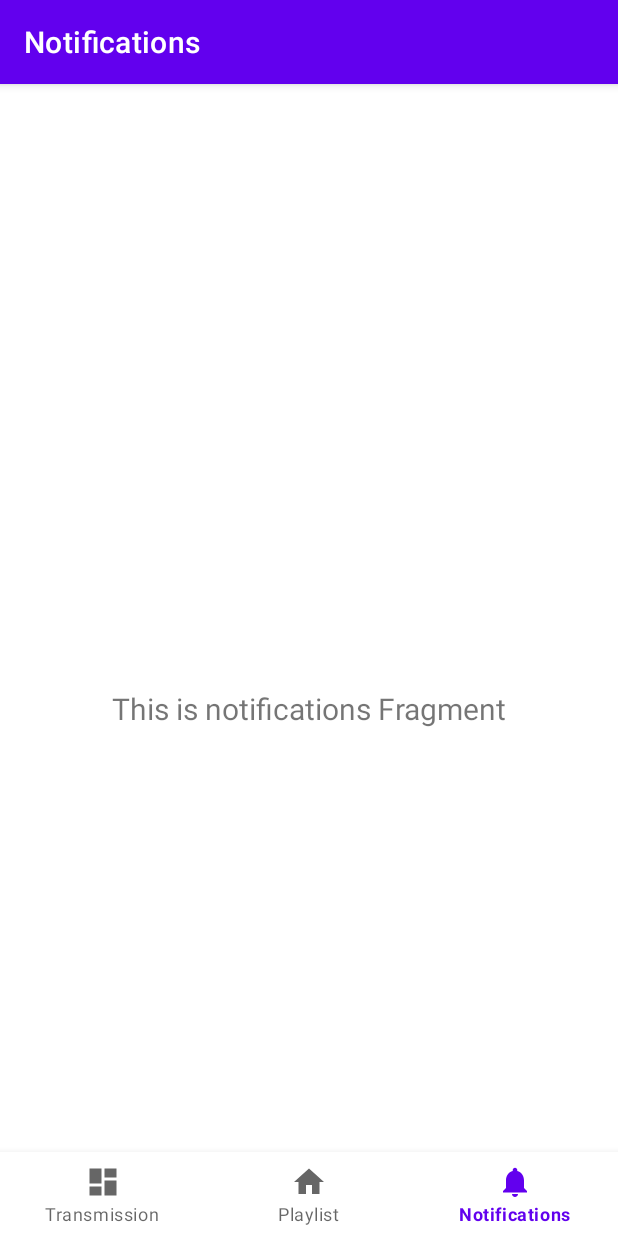
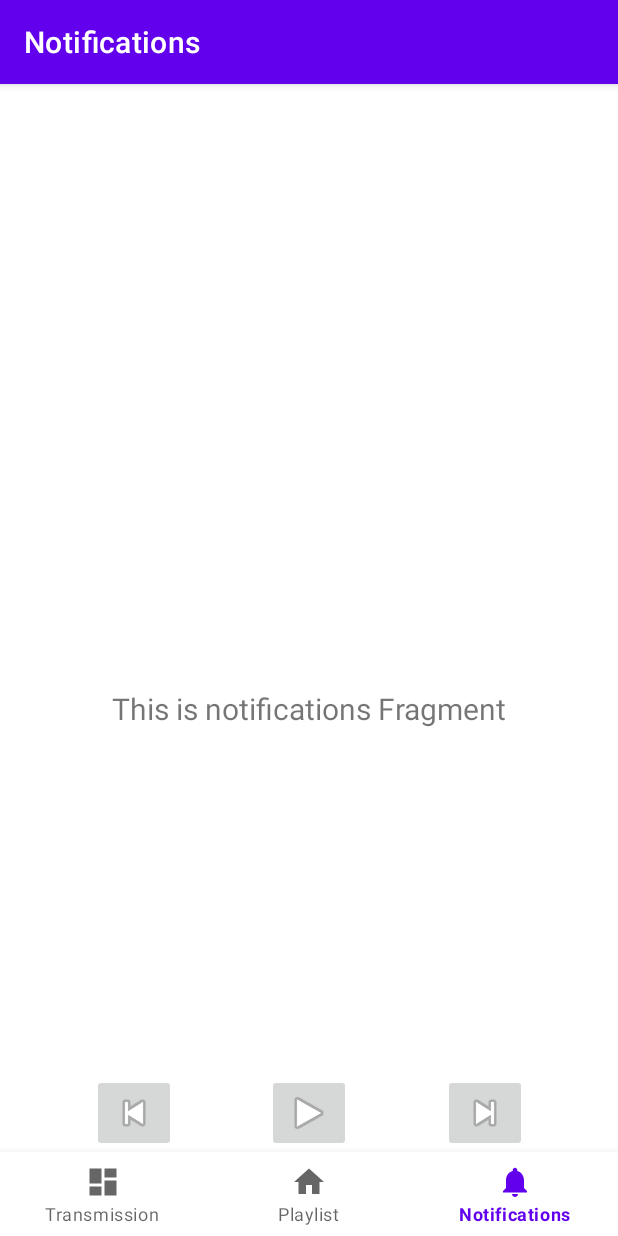
Before and after one commit to bickoSiTiEff/Raspio, an Android app: the screen it shows after launch (MainActivity), item 3 of the bottom bar chosen, on a phone screen of 412 x 824 dp. Run offline under Robolectric (Android 15) with nearby library versions, the phone set to English and light mode, and no system bars; our stand-ins replace data binding, navigation-ui; libraries missing offline, so code that uses them is left out: android.text; 1 statement that could not run was skipped.

Commit message:
Add playback controls to Main Layout

```diff
--- a/app/app/src/main/res/layout/activity_main.xml
+++ b/app/app/src/main/res/layout/activity_main.xml
@@ -7,25 +7,31 @@
         android:layout_height="match_parent"
         android:paddingTop="?attr/actionBarSize">
 
+    <fragment
+            android:layout_width="0dp"
+            android:layout_height="wrap_content"
+            android:name="me.bickositieff.raspio.ui.playback.PlaybackFragment"
+            android:id="@+id/playback_controls"
+            app:layout_constraintBottom_toTopOf="@+id/nav_view"
+            app:layout_constraintLeft_toLeftOf="parent"
+            app:layout_constraintRight_toRightOf="parent"/>
     <com.google.android.material.bottomnavigation.BottomNavigationView
             android:id="@+id/nav_view"
             android:layout_width="0dp"
             android:layout_height="wrap_content"
-            android:layout_marginStart="0dp"
-            android:layout_marginEnd="0dp"
             android:background="?android:attr/windowBackground"
             app:layout_constraintBottom_toBottomOf="parent"
             app:layout_constraintLeft_toLeftOf="parent"
             app:layout_constraintRight_toRightOf="parent"
-            app:menu="@menu/bottom_nav_menu"/>
-
+            app:menu="@menu/bottom_nav_menu">
+    </com.google.android.material.bottomnavigation.BottomNavigationView>
     <fragment
             android:id="@+id/nav_host_fragment"
             android:name="androidx.navigation.fragment.NavHostFragment"
             android:layout_width="match_parent"
             android:layout_height="match_parent"
             app:defaultNavHost="true"
-            app:layout_constraintBottom_toTopOf="@id/nav_view"
+            app:layout_constraintBottom_toTopOf="@id/playback_controls"
             app:layout_constraintLeft_toLeftOf="parent"
             app:layout_constraintRight_toRightOf="parent"
             app:layout_constraintTop_toTopOf="parent"
--- a/app/app/src/main/res/layout/fragment_playback.xml
+++ b/app/app/src/main/res/layout/fragment_playback.xml
@@ -13,7 +13,7 @@
 
     <androidx.constraintlayout.widget.ConstraintLayout
             android:layout_width="match_parent"
-            android:layout_height="match_parent"
+            android:layout_height="wrap_content"
             tools:context=".ui.playback.PlaybackFragment"
             android:id="@+id/frameLayout">
         <ImageButton
```
